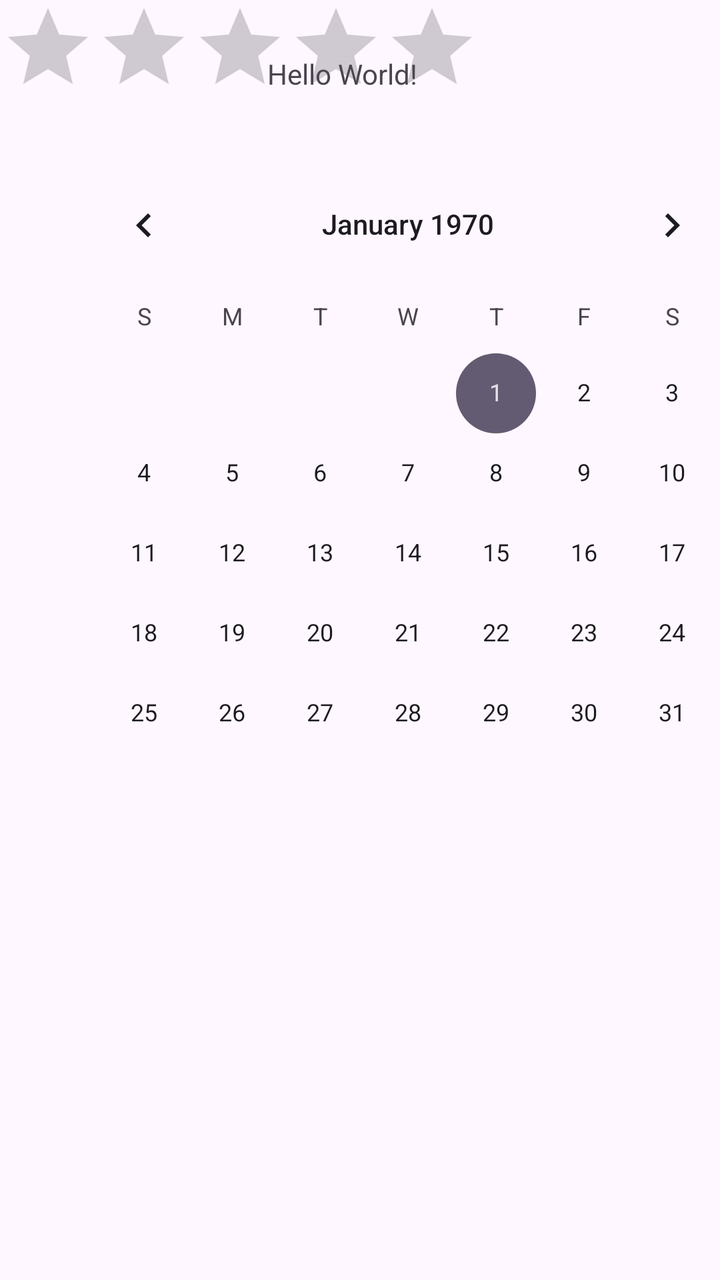
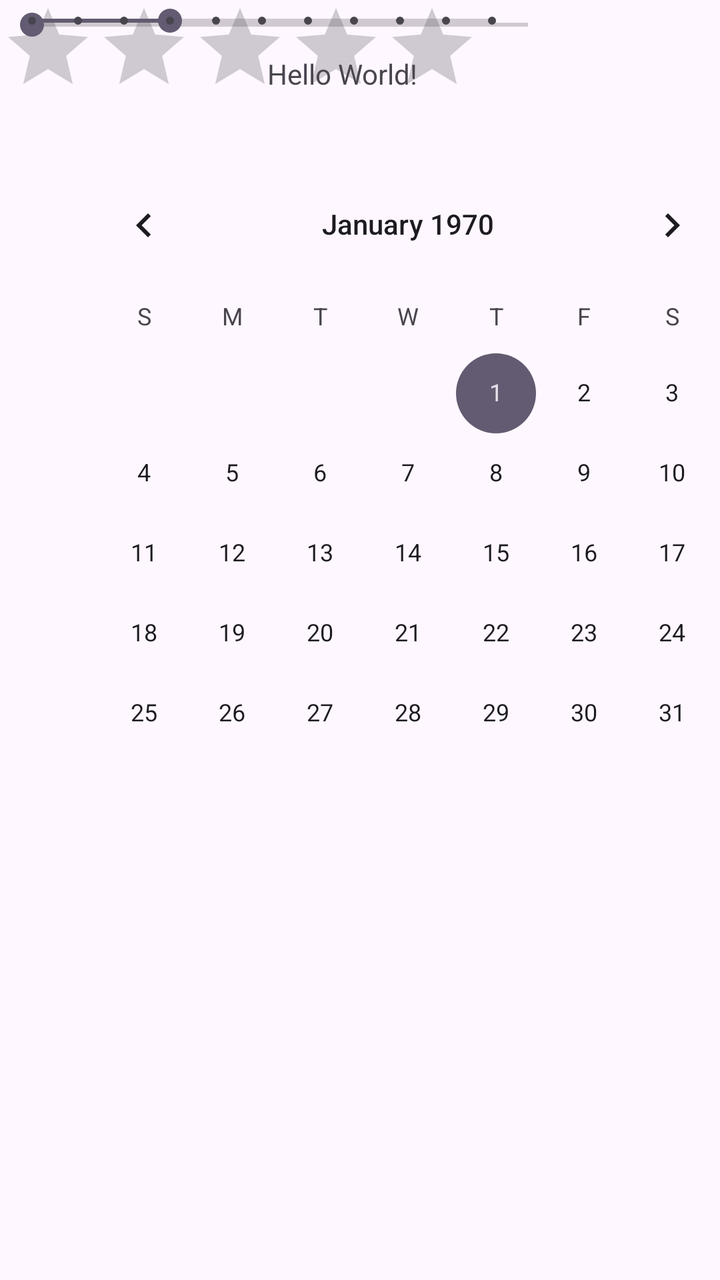

Compare the two renders of this Android layout. The source of the first and the diff that turns it into the second are given below.
<!-- AndroidManifest.xml: application theme Theme.MyApplicationJP -->
<!-- res/layout/activity_main.xml -->
<?xml version="1.0" encoding="utf-8"?>
<androidx.constraintlayout.widget.ConstraintLayout xmlns:android="http://schemas.android.com/apk/res/android"
    xmlns:app="http://schemas.android.com/apk/res-auto"
    xmlns:tools="http://schemas.android.com/tools"
    android:id="@+id/main"
    android:layout_width="match_parent"
    android:layout_height="match_parent"
    tools:context=".MainActivity">

    <TextView
        android:id="@+id/textView2"
        android:layout_width="wrap_content"
        android:layout_height="wrap_content"
        android:text="Hello World!"
        app:layout_constraintBottom_toBottomOf="parent"
        app:layout_constraintEnd_toEndOf="parent"
        app:layout_constraintHorizontal_bias="0.47"
        app:layout_constraintStart_toStartOf="parent"
        app:layout_constraintTop_toTopOf="parent"
        app:layout_constraintVertical_bias="0.044" />

    <CalendarView
        android:id="@+id/calendarView"
        android:layout_width="wrap_content"
        android:layout_height="wrap_content"
        android:layout_marginStart="30dp"
        android:layout_marginTop="49dp"
        android:layout_marginEnd="31dp"
        android:layout_marginBottom="29dp"
        app:layout_constraintBottom_toTopOf="@+id/ratingBar"
        app:layout_constraintEnd_toEndOf="parent"
        app:layout_constraintHorizontal_bias="0.0"
        app:layout_constraintStart_toStartOf="parent"
        app:layout_constraintTop_toBottomOf="@+id/textView2"
        app:layout_constraintVertical_bias="0.036" />

    <RatingBar
        android:id="@+id/ratingBar"
        android:layout_width="wrap_content"
        android:layout_height="wrap_content"
        android:contentDescription="Calificación del producto"
        tools:layout_editor_absoluteX="85dp"
        tools:layout_editor_absoluteY="477dp" />
</androidx.constraintlayout.widget.ConstraintLayout>
<!-- resources referenced by this layout -->
<resources>
  <style name="Theme.MyApplicationJP" parent="Base.Theme.MyApplicationJP" />
  <style name="Base.Theme.MyApplicationJP" parent="Theme.Material3.DayNight.NoActionBar">
          
          
      </style>
</resources>

<!-- the commit's change to res/layout/activity_main.xml (unified diff, before → after) -->
@@ -39,6 +39,23 @@
         android:layout_width="wrap_content"
         android:layout_height="wrap_content"
         android:contentDescription="Calificación del producto"
-        tools:layout_editor_absoluteX="85dp"
-        tools:layout_editor_absoluteY="477dp" />
+        tools:layout_editor_absoluteX="73dp"
+        tools:layout_editor_absoluteY="466dp" />
+
+    <SeekBar
+        android:id="@+id/seekBar"
+        android:layout_width="280dp"
+        android:layout_height="25dp"
+        tools:layout_editor_absoluteX="57dp"
+        tools:layout_editor_absoluteY="550dp" />
+
+    <SeekBar
+        android:id="@+id/seekBar2"
+        style="@style/Widget.AppCompat.SeekBar.Discrete"
+        android:layout_width="262dp"
+        android:layout_height="21dp"
+        android:max="10"
+        android:progress="3"
+        tools:layout_editor_absoluteX="59dp"
+        tools:layout_editor_absoluteY="590dp" />
 </androidx.constraintlayout.widget.ConstraintLayout>
